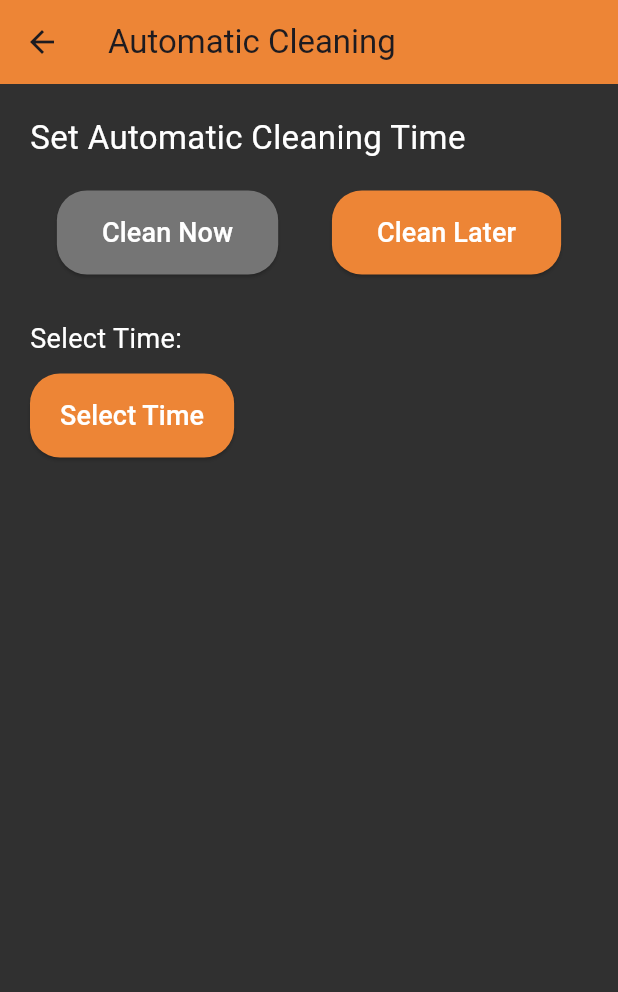
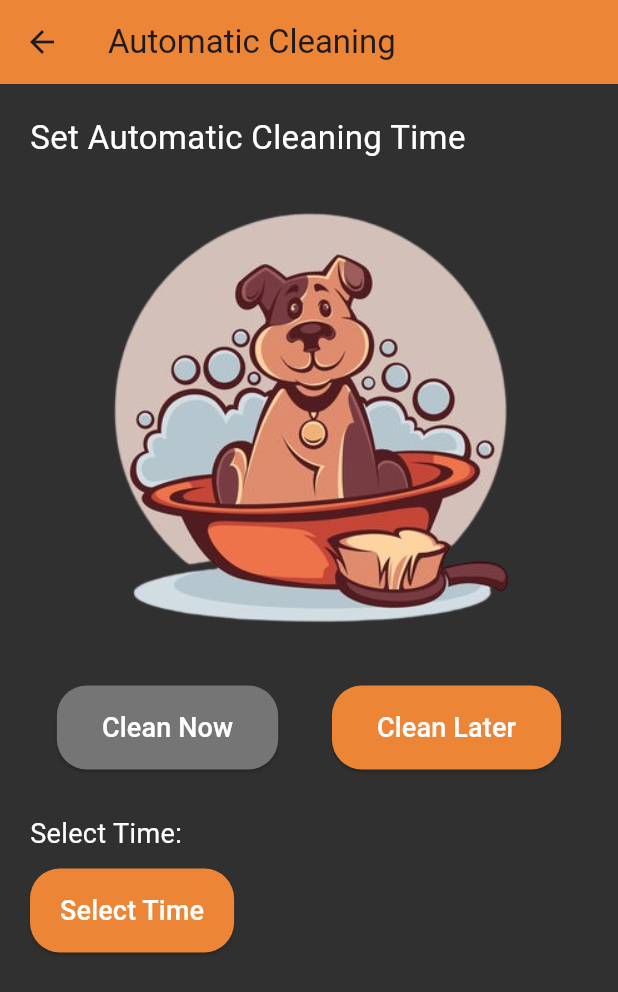
Before and after one commit to HirunikaSathsarani99/pet_care_app, a Flutter app: the AutomaticCleaningPage screen opened by its route, after a tap on "Clean Later", on a phone screen of 412 x 824 dp. Shown: the top 992 px of the screen. Run offline on Flutter 3.47's test engine with Material 3 defaults, Android fonts, the phone set to English and light mode, and no system bars; our stand-ins replace file_picker.

Commit message:
all pages

```diff
--- a/lib/view/automatic_cleaning_page.dart
+++ b/lib/view/automatic_cleaning_page.dart
@@ -1,5 +1,4 @@
 import 'package:flutter/material.dart';
-
 import 'package:pet_care_app/view/style.dart'; // Assuming your style file is here
 
 class AutomaticCleaningPage extends StatefulWidget {
@@ -42,36 +41,33 @@ class _AutomaticCleaningPageState extends State<AutomaticCleaningPage> {
               style: TextStyle(color: Colors.white, fontSize: 22),
             ),
             SizedBox(height: 20),
+
+            Center(child: Image.asset('assets/cleaning_image.png', height: 300)),
+            SizedBox(height: 30),
             Row(
               mainAxisAlignment: MainAxisAlignment.spaceAround,
               children: [
-                ElevatedButton(
+                _buildActionButton('Clean Now', false),
+                _buildActionButton('Clean Later', true),
+              ],
+            ),
+            SizedBox(height: 30),
+            if (cleanLaterSelected) _buildTimeSelection(),
+          ],
+        ),
+      ),
+    );
+  }
+
+  Widget _buildActionButton(String title, bool isCleanLater) {
+    return ElevatedButton(
       onPressed: () {
         setState(() {
-                      cleanLaterSelected = false;
-                    });
-                    // Handle Clean Now functionality
-                  },
-                  style: ElevatedButton.styleFrom(
-                    backgroundColor:cleanLaterSelected?Colors.grey[600]: AppColors.ThemeColor,
-                    padding: EdgeInsets.symmetric(horizontal: 30, vertical: 15),
-                    shape: RoundedRectangleBorder(
-                      borderRadius: BorderRadius.circular(20),
-                    ),
-                  ),
-                  child: Text(
-                    'Clean Now',
-                    style: TextStyle(fontSize: 18, color: Colors.white),
-                  ),
-                ),
-                ElevatedButton(
-                  onPressed: () {
-                    setState(() {
-                      cleanLaterSelected = true; // Clean Later selected
+          cleanLaterSelected = isCleanLater;
         });
       },
       style: ElevatedButton.styleFrom(
-                    backgroundColor: cleanLaterSelected
+        backgroundColor: cleanLaterSelected == isCleanLater
             ? AppColors.ThemeColor
             : Colors.grey[600],
         padding: EdgeInsets.symmetric(horizontal: 30, vertical: 15),
@@ -80,15 +76,14 @@ class _AutomaticCleaningPageState extends State<AutomaticCleaningPage> {
         ),
       ),
       child: Text(
-                    'Clean Later',
+        title,
         style: TextStyle(fontSize: 18, color: Colors.white),
       ),
-                ),
-              ],
-            ),
-            SizedBox(height: 30),
-            if (cleanLaterSelected)
-              Column(
+    );
+  }
+
+  Widget _buildTimeSelection() {
+    return Column(
       crossAxisAlignment: CrossAxisAlignment.start,
       children: [
         Text(
@@ -96,34 +91,23 @@ class _AutomaticCleaningPageState extends State<AutomaticCleaningPage> {
           style: TextStyle(color: Colors.white, fontSize: 18),
         ),
         SizedBox(height: 10),
-                  Row(
-                    children: [
         ElevatedButton(
           onPressed: () {
             _selectTime(context); // Open time picker
           },
           style: ElevatedButton.styleFrom(
             backgroundColor: AppColors.ThemeColor,
-                          padding:
-                              EdgeInsets.symmetric(horizontal: 20, vertical: 15),
+            padding: EdgeInsets.symmetric(horizontal: 20, vertical: 15),
             shape: RoundedRectangleBorder(
               borderRadius: BorderRadius.circular(20),
             ),
           ),
           child: Text(
-                          selectedTime != null
-                              ? selectedTime!.format(context)
-                              : 'Select Time',
+            selectedTime != null ? selectedTime!.format(context) : 'Select Time',
             style: TextStyle(fontSize: 18, color: Colors.white),
           ),
         ),
       ],
-                  ),
-                ],
-              ),
-          ],
-        ),
-      ),
     );
   }
 }
--- a/lib/view/light_sheduling_page.dart
+++ b/lib/view/light_sheduling_page.dart
@@ -25,6 +25,9 @@ class _LightSchedulingPageState extends State<LightSchedulingPage> {
         child: Column(
           mainAxisAlignment: MainAxisAlignment.center,
           children: [
+
+            Center(child: Image.asset('assets/light.png', height: 300)),
+            SizedBox(height: 30),
             Text(
               'Light is currently ${_isLightOn ? 'ON' : 'OFF'}',
               style: TextStyle(fontSize: 24, color: Colors.white),
```
Also changed, not shown: lib/view/food_level_page.dart (+6 -7 lines), lib/view/login_screen.dart (+6 -6 lines), assets/cleaning_image.png (added), assets/food.png (added), assets/light.png (added). Lines whose indentation alone changed are shown as unchanged.
